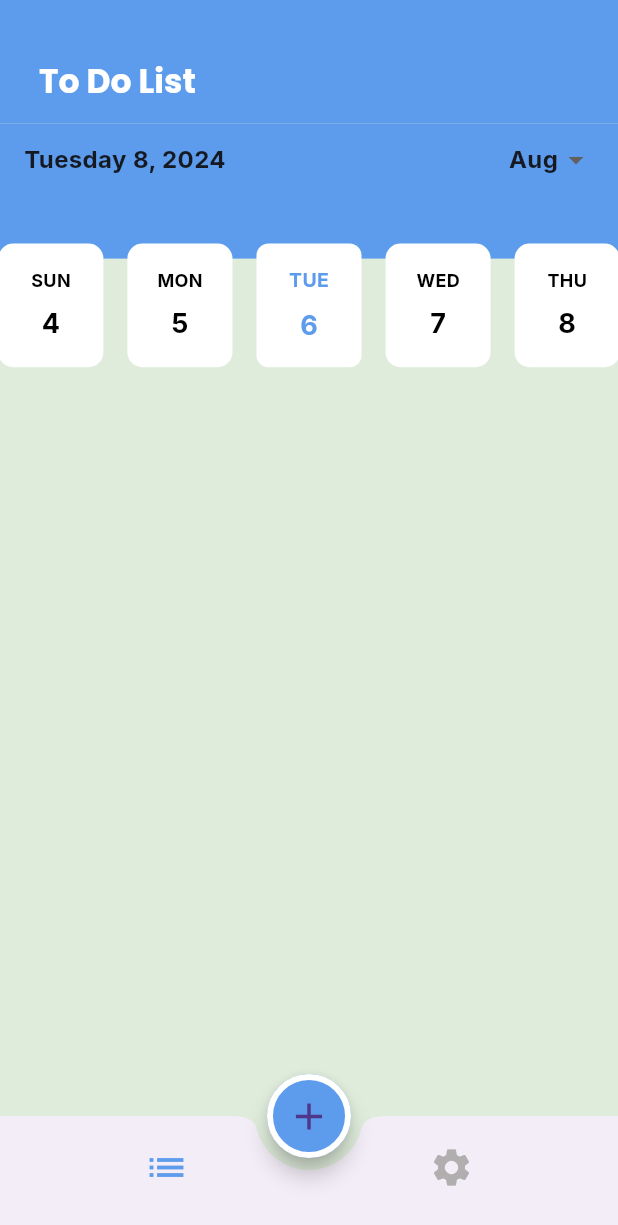
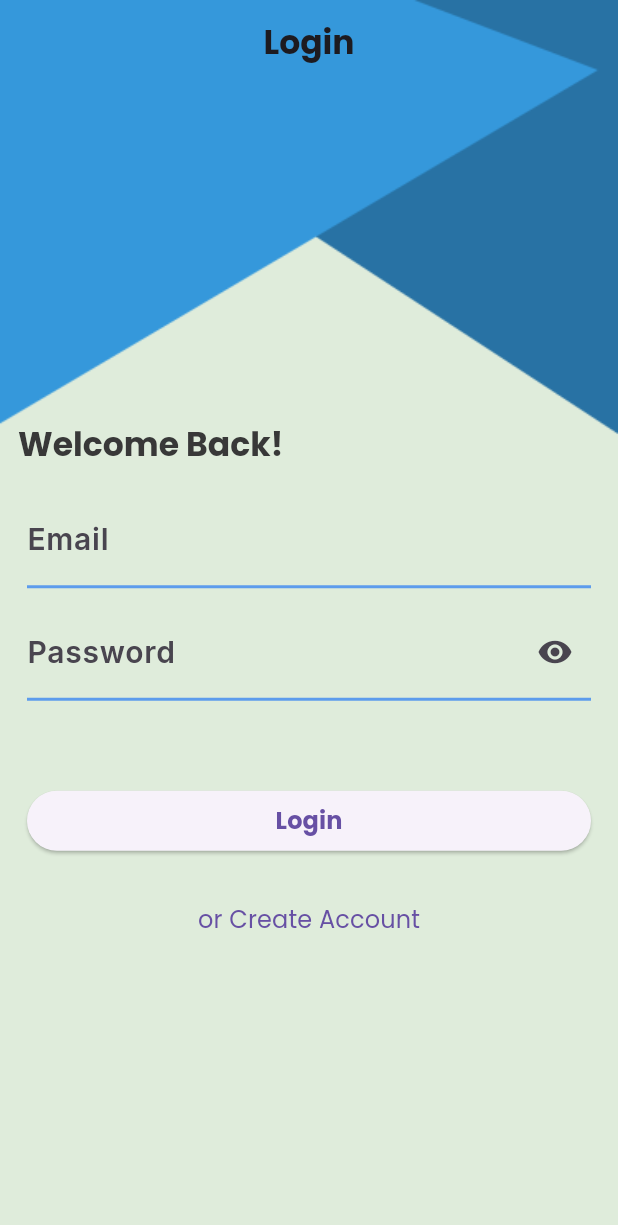
Before and after one commit to ShahdAhmed134/to_do, a Flutter app: the screen it shows after launch, on a phone screen of 412 x 824 dp. Shown: the top 1225 px of the screen. Run offline on Flutter 3.47's test engine with Material 3 defaults, Android fonts, the phone set to English and light mode, and no system bars; drawn by our look-alikes of easy_date_timeline; our stand-ins replace cloud_firestore, firebase_auth, firebase_core, flutter_slidable, google_fonts; accounts and stored records are empty; generated files the repository leaves out were written again.

```diff
--- a/lib/Edit/edit_task.dart
+++ b/lib/Edit/edit_task.dart
@@ -3,8 +3,8 @@ import 'package:flutter_gen/gen_l10n/app_localizations.dart';
 import 'package:provider/provider.dart';
 import 'package:to_do_app/app_colors.dart';
 import 'package:to_do_app/firebase.dart';
+import 'package:to_do_app/model/task.dart';
 import 'package:to_do_app/provider/provider_list.dart';
-import 'package:to_do_app/task.dart';
 
 import '../provider/app_config_provider.dart';
 
--- a/lib/add_list/add_list_item.dart
+++ b/lib/add_list/add_list_item.dart
@@ -4,7 +4,7 @@ import 'package:provider/provider.dart';
 import 'package:to_do_app/Edit/edit_task.dart';
 import 'package:to_do_app/app_colors.dart';
 import 'package:to_do_app/firebase.dart';
-import 'package:to_do_app/task.dart';
+import 'package:to_do_app/model/task.dart';
 
 import '../provider/app_config_provider.dart';
 import '../provider/provider_list.dart';
--- a/lib/add_list/add_task.dart
+++ b/lib/add_list/add_task.dart
@@ -3,8 +3,8 @@ import 'package:flutter_gen/gen_l10n/app_localizations.dart';
 import 'package:provider/provider.dart';
 import 'package:to_do_app/app_colors.dart';
 import 'package:to_do_app/firebase.dart';
+import 'package:to_do_app/model/task.dart';
 import 'package:to_do_app/provider/provider_list.dart';
-import 'package:to_do_app/task.dart';
 
 import '../provider/app_config_provider.dart';
 
--- a/lib/app_colors.dart
+++ b/lib/app_colors.dart
@@ -7,6 +7,7 @@ class AppColors {
   static const Color whiteColor = Color(0xffffffff);
   static const Color blackColor = Color(0xff383838);
   static const Color greenColor = Color(0xff61E757);
+  static const Color textColor = Color(0xff797979);
 
   static const Color backgroundDarkColor = Color(0xff060E1E);
   static const Color blackDarkColor = Color(0xff141922);
--- /dev/null
+++ b/lib/auth/custom_textform.dart
@@ -0,0 +1,53 @@
+import 'package:flutter/material.dart';
+import 'package:to_do_app/app_colors.dart';
+
+typedef myValidator = String? Function(String?);
+
+class CustomTextFormField extends StatelessWidget {
+  String label;
+
+  /// String? Function(String?) validator;  ( or )
+  myValidator validator;
+  TextInputType keyboardType;
+  TextEditingController controller;
+  bool obscure;
+  Widget? icon;
+
+  CustomTextFormField(
+      {required this.label,
+      required this.validator,
+      required this.controller,
+      this.icon,
+      this.keyboardType = TextInputType.name,
+      this.obscure = false});
+
+  @override
+  Widget build(BuildContext context) {
+    return Container(
+      padding: const EdgeInsets.all(5.0),
+      margin: EdgeInsets.symmetric(vertical: 0, horizontal: 13),
+      child: TextFormField(
+        decoration: InputDecoration(
+          suffixIcon: icon,
+          enabledBorder: UnderlineInputBorder(
+              borderSide: BorderSide(
+            color: AppColors.primaryColor,
+            width: 2,
+          )),
+          focusedBorder: UnderlineInputBorder(
+              borderSide: BorderSide(color: AppColors.primaryColor, width: 3)),
+          errorBorder: UnderlineInputBorder(
+              borderSide: BorderSide(color: Colors.red, width: 3)),
+          focusedErrorBorder: UnderlineInputBorder(
+              borderSide: BorderSide(color: Colors.red, width: 3)),
+          labelText: label,
+          // labelStyle: Theme.of(context).textTheme.labelLarge
+        ),
+        validator: validator,
+        keyboardType: keyboardType,
+        controller: controller,
+        obscureText: obscure,
+      ),
+    );
+  }
+}
--- /dev/null
+++ b/lib/auth/login/login.dart
@@ -0,0 +1,184 @@
+import 'package:firebase_auth/firebase_auth.dart';
+import 'package:flutter/material.dart';
+import 'package:to_do_app/app_colors.dart';
+import 'package:to_do_app/auth/custom_textform.dart';
+import 'package:to_do_app/auth/register/register_screen.dart';
+import 'package:to_do_app/home/home_screen.dart';
+
+import '../dialog_utils.dart';
+
+class LoginScreen extends StatefulWidget {
+  static const String routName = 'login';
+
+  @override
+  State<LoginScreen> createState() => _LoginScreenState();
+}
+
+class _LoginScreenState extends State<LoginScreen> {
+  TextEditingController emailController = TextEditingController();
+  TextEditingController passwordController = TextEditingController();
+  var formKey = GlobalKey<FormState>();
+  bool obscure = true;
+
+  @override
+  Widget build(BuildContext context) {
+    return Stack(
+      children: [
+        Container(
+          color: AppColors.backgroundLightColor,
+          child: Image.asset(
+            'assets/images/sign.png',
+            width: double.infinity,
+            height: double.infinity,
+            fit: BoxFit.fill,
+          ),
+        ),
+        Scaffold(
+          backgroundColor: Colors.transparent,
+          appBar: AppBar(
+            backgroundColor: Colors.transparent,
+            elevation: 0,
+            centerTitle: true,
+            title: Text('Login'),
+          ),
+          body: SingleChildScrollView(
+            child: Form(
+              key: formKey,
+              child: Column(
+                crossAxisAlignment: CrossAxisAlignment.stretch,
+                children: [
+                  SizedBox(
+                    height: MediaQuery.of(context).size.height * 0.26,
+                  ),
+                  Padding(
+                    padding: const EdgeInsets.all(12.0),
+                    child: Text('Welcome Back!',
+                        style: Theme.of(context)
+                            .textTheme
+                            .titleLarge!
+                            .copyWith(color: AppColors.blackColor)),
+                  ),
+                  CustomTextFormField(
+                      label: 'Email',
+                      controller: emailController,
+                      keyboardType: TextInputType.emailAddress,
+                      validator: (text) {
+                        if (text == null || text.trim().isEmpty) {
+                          return 'please enter your email';
+                        }
+                        final bool emailValid = RegExp(
+                                r"^[a-zA-Z0-9.a-zA-Z0-9.!#$%&'*+-/=?^_`{|}~]+@[a-zA-Z0-9]+\.[a-zA-Z]+")
+                            .hasMatch(text);
+                        if (!emailValid) {
+                          return 'please enter vaalid email';
+                        }
+                        return null;
+                      }),
+                  CustomTextFormField(
+                    label: 'Password',
+                    controller: passwordController,
+                    validator: (text) {
+                      if (text == null || text.trim().isEmpty) {
+                        return 'please enter password';
+                      }
+                      if (text.length < 6) {
+                        return 'password must be > 6 characters.';
+                      }
+                      return null;
+                    },
+                    obscure: obscure,
+                    icon: IconButton(
+                      icon: Icon(Icons.remove_red_eye_sharp),
+                      onPressed: () {
+                        obscure = !obscure;
+                        setState(() {});
+                      },
+                    ),
+                  ),
+                  SizedBox(
+                    height: MediaQuery.of(context).size.height * 0.04,
+                  ),
+                  Padding(
+                    padding: const EdgeInsets.all(18.0),
+                    child: ElevatedButton(
+                        onPressed: () {
+                          login();
+                        },
+                        child: Text(
+                          'Login',
+                          style: TextStyle(fontWeight: FontWeight.bold),
+                        )),
+                  ),
+                  TextButton(
+                      onPressed: () {
+                        Navigator.pushNamed(context, RegisterScreen.routName);
+                      },
+                      child: Text('or Create Account'))
+                ],
+              ),
+            ),
+          ),
+        )
+      ],
+    );
+  }
+
+  void login() async {
+    if (formKey.currentState!.validate()) {
+      /// Login
+      //todo : show dialog
+      DialogUtils.showLoading(context: context, message: 'Loading...');
+      try {
+        final credential = await FirebaseAuth.instance
+            .signInWithEmailAndPassword(
+                email: emailController.text,
+                password: passwordController.text); // todo : hide dialog
+        DialogUtils.hideLoading(context);
+        // todo : show message
+        DialogUtils.showMessage(
+            context: context,
+            message: 'Login Successfully',
+            title: 'Success :)',
+            posActionName: 'OK',
+            posAction: () {
+              Navigator.pushNamed(context, HomeScreen.routName);
+            });
+      } on FirebaseAuthException catch (e) {
+        if (e.code == 'invalid-credential') {
+          print('No user found for that email.\n or the password Wrong');
+          // todo : hide dialog
+          DialogUtils.hideLoading(context);
+          // todo : show message
+          DialogUtils.showMessage(
+            context: context,
+            message: 'No user found for that email.\n or the password Wrong',
+            title: 'Error',
+            posActionName: 'OK',
+          );
+        } else if (e.code == 'network-request-failed') {
+          print('erro.');
+          // todo : hide dialog
+          DialogUtils.hideLoading(context);
+          // todo : show message
+          DialogUtils.showMessage(
+            context: context,
+            message: "Network Error.",
+            title: 'Error',
+            posActionName: 'OK',
+          );
+        }
+      } catch (e) {
+        print(e);
+        // todo : hide dialog
+        DialogUtils.hideLoading(context);
+        // todo : show message
+        DialogUtils.showMessage(
+          context: context,
+          message: e.toString(),
+          title: 'Error',
+          posActionName: 'OK',
+        );
+      }
+    }
+  }
+}
--- a/lib/firebase.dart
+++ b/lib/firebase.dart
@@ -1,5 +1,5 @@
 import 'package:cloud_firestore/cloud_firestore.dart';
-import 'package:to_do_app/task.dart';
+import 'package:to_do_app/model/task.dart';
 
 class Firebase {
   static CollectionReference<Task> getTaskCollection() {
--- a/lib/main.dart
+++ b/lib/main.dart
@@ -5,6 +5,8 @@ import 'package:firebase_core/firebase_core.dart';
 import 'package:flutter/material.dart';
 import 'package:flutter_gen/gen_l10n/app_localizations.dart';
 import 'package:provider/provider.dart';
+import 'package:to_do_app/auth/login/login.dart';
+import 'package:to_do_app/auth/register/register_screen.dart';
 import 'package:to_do_app/home/home_screen.dart';
 import 'package:to_do_app/my_theme.dart';
 import 'package:to_do_app/provider/app_config_provider.dart';
@@ -39,10 +41,12 @@ class MyApp extends StatelessWidget{
     var provider = Provider.of<AppConfigProvider>(context);
     return MaterialApp(
     debugShowCheckedModeBanner: false,
-    initialRoute:HomeScreen.routName ,
-    routes: {
+      initialRoute: LoginScreen.routName,
+      routes: {
       HomeScreen.routName:(context)=>HomeScreen(),
         // EditTask.routeName:(context)=>EditTask(task: task,)
+        RegisterScreen.routName: (context) => RegisterScreen(),
+        LoginScreen.routName: (context) => LoginScreen()
       },
       theme: MyThemeData.lightMode,
       darkTheme: MyThemeData.darkMode,
--- a/lib/my_theme.dart
+++ b/lib/my_theme.dart
@@ -40,6 +40,10 @@ class MyThemeData {
             fontSize: 18,
             fontWeight: FontWeight.w400,
             color: AppColors.blackColor),
+        labelLarge: GoogleFonts.poppins(
+          fontSize: 16,
+          fontWeight: FontWeight.w400,
+        ),
       ));
   static ThemeData darkMode = ThemeData(
       primaryColor: AppColors.primaryColor,
--- a/lib/provider/provider_list.dart
+++ b/lib/provider/provider_list.dart
@@ -1,8 +1,7 @@
 import 'package:cloud_firestore/cloud_firestore.dart';
 import 'package:flutter/material.dart';
 import 'package:to_do_app/firebase.dart';
-import 'package:to_do_app/task.dart';
-import 'package:to_do_app/firebase.dart';
+import 'package:to_do_app/model/task.dart';
 
 class ProviderList extends ChangeNotifier {
   List<Task> tasksList = [];
--- a/pubspec.yaml
+++ b/pubspec.yaml
@@ -45,6 +45,7 @@ dependencies:
   firebase_core: ^2.24.2
   cloud_firestore: ^4.14.0
   flutter_slidable: ^3.1.1
+  firebase_auth: ^4.16.0
 
 dev_dependencies:
   flutter_test:
@@ -71,7 +72,8 @@ flutter:
   uses-material-design: true
 
   # To add assets to your application, add an assets section, like this:
-  # assets:
+  assets:
+    - assets/images/
   #   - images/a_dot_burr.jpeg
   #   - images/a_dot_ham.jpeg
 
```
Also changed, not shown: lib/auth/dialog_utils.dart (added, +69 -0 lines), lib/auth/register/register_screen.dart (added, +220 -0 lines), pubspec.lock, 4 other files.
